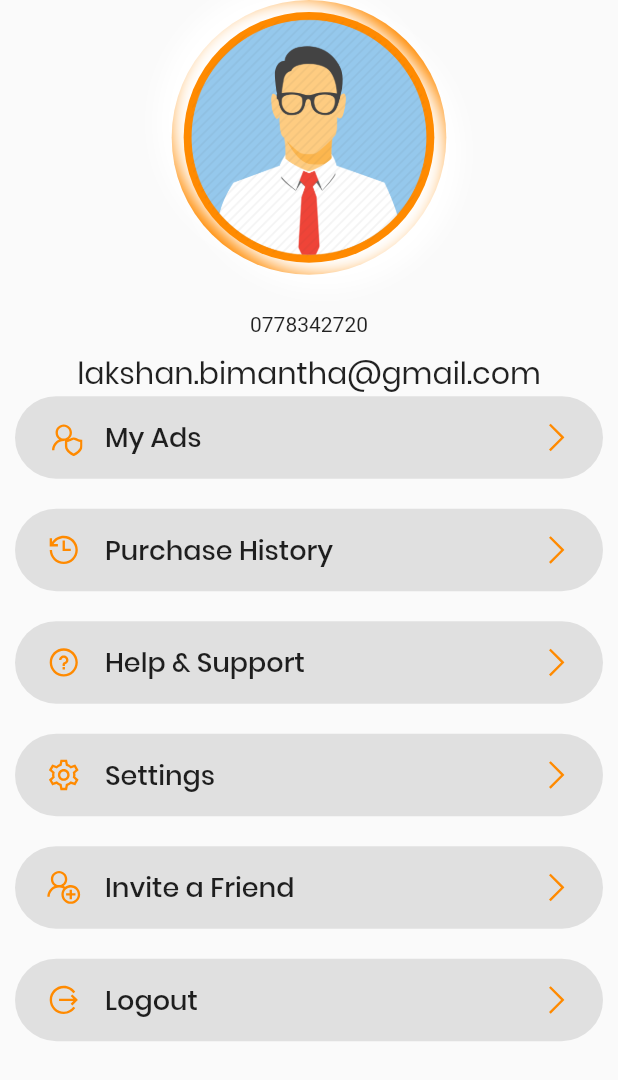
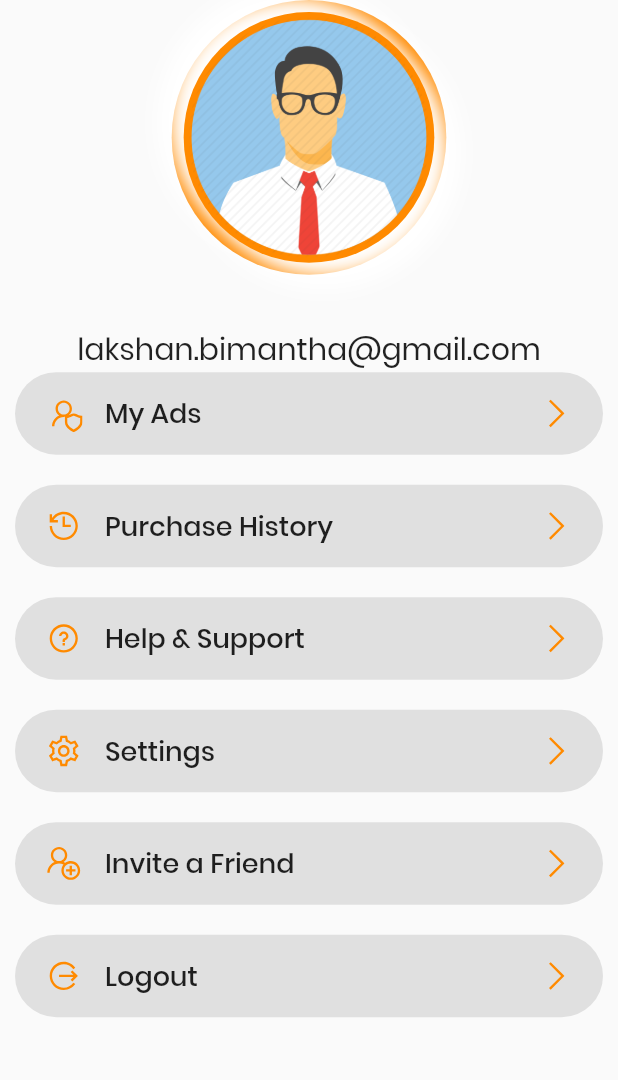
Before and after one commit to shehanp12/BoardingHub-frontend, a Flutter app: the ProfileView widget shown alone on an empty page, opened directly, on a phone screen of 412 x 824 dp. Shown: the top 1080 px of the screen. Run offline on Flutter 3.47's test engine with Material 2 defaults, Android fonts, the phone set to English and light mode, and no system bars; our stand-ins replace animated_text_kit, cached_network_image, dio, firebase_core, firebase_storage, fluttertoast and 7 more; accounts and stored records are empty.

Commit message:
profile edit

```diff
--- a/lib/screens/ProfileView.dart
+++ b/lib/screens/ProfileView.dart
@@ -15,10 +15,7 @@ class ProfileView extends StatelessWidget {
           SizedBox(
             height: 25,
           ),
-          Text(
-            '0778342720',
-            style: TextStyle(fontWeight: FontWeight.w300),
-          ),
+
           SizedBox(height: 10),
           Text(
             'lakshan.bimantha@gmail.com',
```
